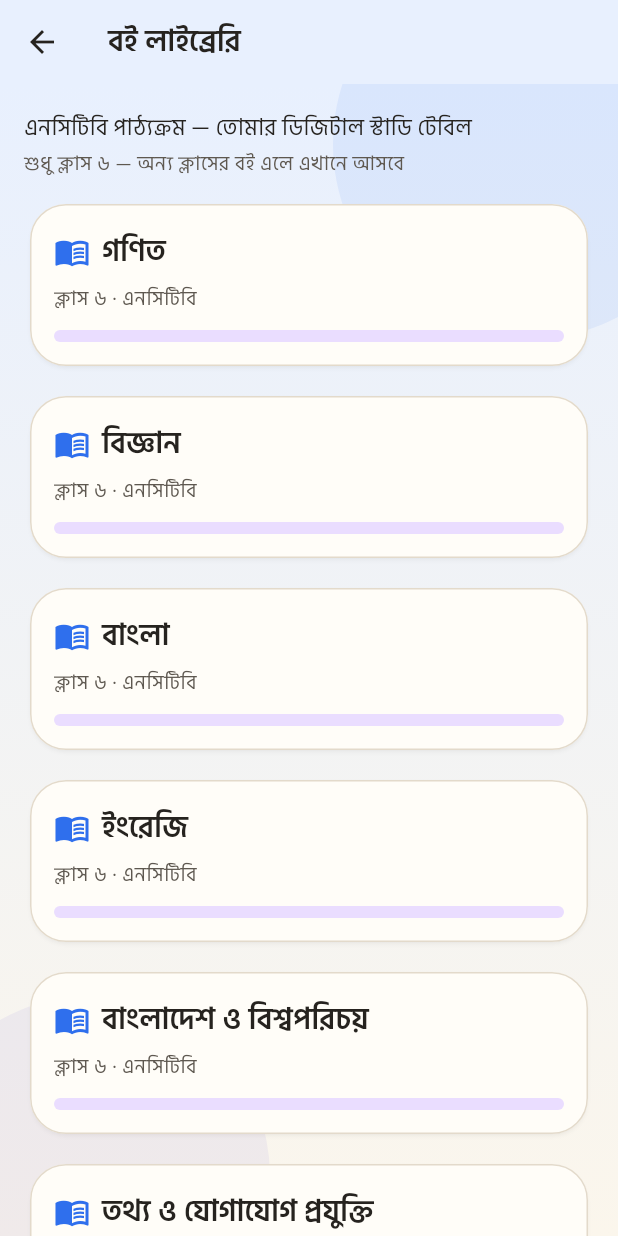
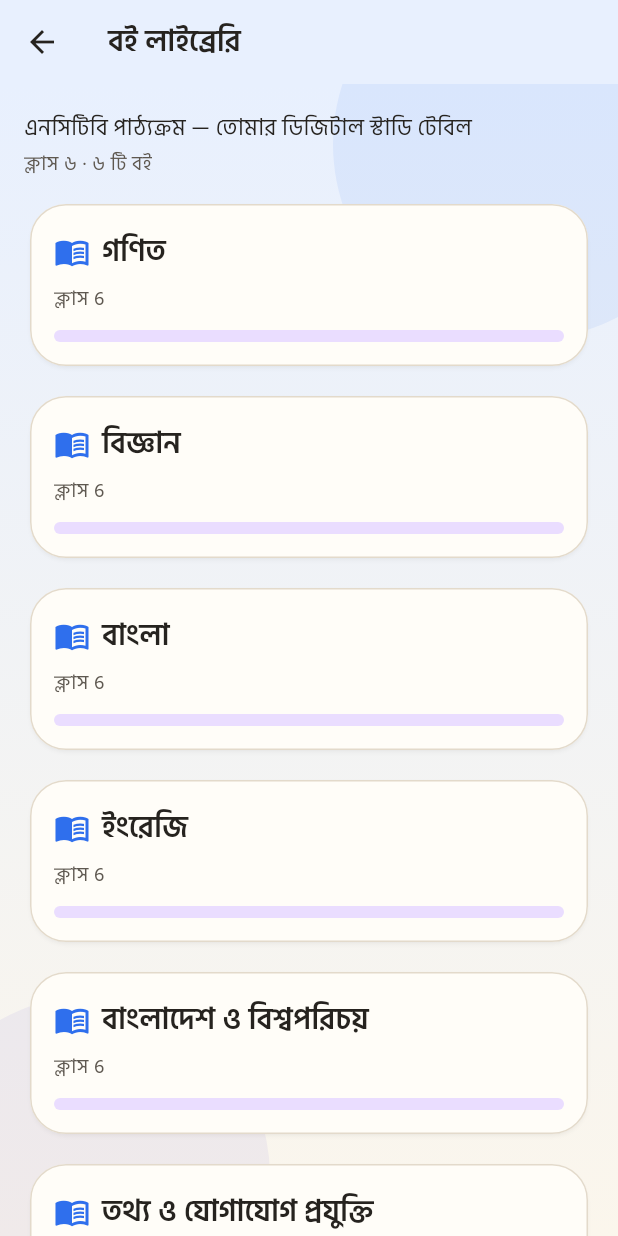
Before and after one commit to shojibahmed24/yes-sir-ai-app, a Flutter app: the BookLibraryScreen screen opened by its route, on a phone screen of 412 x 824 dp. Run offline on Flutter 3.47's test engine with Material 3 defaults, Android fonts, the phone set to English and light mode, and no system bars; our stand-ins replace connectivity_plus, flutter_riverpod, go_router, image_picker, in_app_purchase, package_info_plus and 2 more; missing offline and left inert: flutter_math_fork; accounts and stored records are empty.

Commit message:
Audit P5: class-aware book library, real book ids in recents, books count

```diff
--- a/lib/features/books/book_library_screen.dart
+++ b/lib/features/books/book_library_screen.dart
@@ -14,8 +14,10 @@ import 'package:flutter/material.dart';
 import 'package:go_router/go_router.dart';
 import 'package:yes_sir_ai/core/models/backend_models.dart';
 import 'package:yes_sir_ai/core/services/books_service.dart';
+import 'package:yes_sir_ai/core/services/resolve_school_class.dart';
 import 'package:yes_sir_ai/features/books/widgets/book_widgets.dart';
 import 'package:yes_sir_ai/features/learn/learn_store.dart';
+import 'package:yes_sir_ai/features/learn/widgets/digits.dart';
 import 'package:yes_sir_ai/features/learn/lesson_selection.dart';
 import 'package:yes_sir_ai/l10n/language_provider.dart';
 import 'package:yes_sir_ai/l10n/pages/book_library_strings.dart';
@@ -23,6 +25,15 @@ import '../../theme/themed_scaffold.dart';
 
 class BookLibraryScreen extends StatelessWidget {
   const BookLibraryScreen({super.key});
+
+  /// Profile class, live catalogue: the library used to hardcode
+  /// class 6 for every student. Returns [class, books, subjects].
+  static Future<List<dynamic>> _load(bool bn) async {
+    final cls = await resolveSchoolClass();
+    final books = await booksService.classBooksAsync(cls, bn);
+    final subjects = await booksService.subjectsAsync(cls, bn);
+    return [cls, books, subjects];
+  }
 
   void _open(BuildContext context, String subject, String id, String entry) {
     BookSelectionHolder.set(subject, id, 1);
@@ -39,34 +50,69 @@ class BookLibraryScreen extends StatelessWidget {
         final s = bn ? bookLibraryStringsBn : bookLibraryStringsEn;
         return ThemedScaffold(
           appBar: AppBar(
-            leading: IconButton(icon: const Icon(Icons.arrow_back), onPressed: () => context.go('/home')),
+            leading: IconButton(
+              icon: const Icon(Icons.arrow_back),
+              onPressed: () => context.go('/home'),
+            ),
             title: Text(s['title']!),
           ),
           body: FutureBuilder<List<dynamic>>(
-            future: Future.wait([booksService.classBooksAsync(6, bn), booksService.subjectsAsync(6, bn)]),
+            future: _load(bn),
             builder: (context, snap) {
               if (!snap.hasData) {
                 return Center(
-                  child: Column(mainAxisSize: MainAxisSize.min, children: [const CircularProgressIndicator(), const SizedBox(height: 12), Text(s['loading']!)]),
+                  child: Column(
+                    mainAxisSize: MainAxisSize.min,
+                    children: [
+                      const CircularProgressIndicator(),
+                      const SizedBox(height: 12),
+                      Text(s['loading']!),
+                    ],
+                  ),
                 );
               }
-              final books = snap.data![0] as List<BookInfo>;
-              final subjects = snap.data![1] as List<SubjectInfo>;
+              final cls = snap.data![0] as int;
+              final books = snap.data![1] as List<BookInfo>;
+              final subjects = snap.data![2] as List<SubjectInfo>;
               final open = books.where((b) => b.supplied).toList();
               final lockedBooks = books.where((b) => !b.supplied).toList();
               final lockedIds = lockedBooks.map((b) => b.subject).toSet();
-              final lockedSubjects = subjects.where((x) => x.locked && !lockedIds.contains(x.id)).toList();
+              final lockedSubjects = subjects
+                  .where((x) => x.locked && !lockedIds.contains(x.id))
+                  .toList();
               return ListView(
-                padding: EdgeInsets.fromLTRB(16, 16, 16, 16 + MediaQuery.of(context).padding.bottom),
+                padding: EdgeInsets.fromLTRB(
+                  16,
+                  16,
+                  16,
+                  16 + MediaQuery.of(context).padding.bottom,
+                ),
                 children: [
-                  Text(s['subtitle']!, style: Theme.of(context).textTheme.bodyMedium),
-                  Text(s['class6Only']!, style: Theme.of(context).textTheme.bodySmall),
+                  Text(
+                    s['subtitle']!,
+                    style: Theme.of(context).textTheme.bodyMedium,
+                  ),
+                  Text(
+                    '${bn ? 'ক্লাস' : 'Class'} ${numStr(cls, bn)} · '
+                    '${numStr(books.length, bn)} ${s['booksCount']!}',
+                    style: Theme.of(context).textTheme.bodySmall,
+                  ),
                   const SizedBox(height: 12),
                   if (books.isEmpty) Text(s['noBooks']!),
                   ...open.map(
                     (b) => Padding(
                       padding: const EdgeInsets.only(bottom: 12),
-                      child: BookCard(title: b.title(bn), meta: s['class6Meta']!, progress: 0, onTap: () => _open(context, b.subject, b.id, '${b.subject}|${b.titleBn}|${b.titleEn}')),
+                      child: BookCard(
+                        title: b.title(bn),
+                        meta: '${bn ? 'ক্লাস' : 'Class'} ${b.schoolClass}',
+                        progress: 0,
+                        onTap: () => _open(
+                          context,
+                          b.subject,
+                          b.id,
+                          '${b.subject}|${b.titleBn}|${b.titleEn}|${b.id}',
+                        ),
+                      ),
                     ),
                   ),
                   ...lockedBooks.map(
@@ -77,7 +123,9 @@ class BookLibraryScreen extends StatelessWidget {
                         meta: s['lockedSub']!,
                         progress: 0,
                         locked: true,
-                        onTap: () => ScaffoldMessenger.of(context).showSnackBar(SnackBar(content: Text(s['lockedNoLesson']!))),
+                        onTap: () => ScaffoldMessenger.of(context).showSnackBar(
+                          SnackBar(content: Text(s['lockedNoLesson']!)),
+                        ),
                       ),
                     ),
                   ),
@@ -89,7 +137,9 @@ class BookLibraryScreen extends StatelessWidget {
                         meta: s['lockedSub']!,
                         progress: 0,
                         locked: true,
-                        onTap: () => ScaffoldMessenger.of(context).showSnackBar(SnackBar(content: Text(s['lockedNoLesson']!))),
+                        onTap: () => ScaffoldMessenger.of(context).showSnackBar(
+                          SnackBar(content: Text(s['lockedNoLesson']!)),
+                        ),
                       ),
                     ),
                   ),
@@ -103,16 +153,30 @@ class BookLibraryScreen extends StatelessWidget {
                           if (recent.isNotEmpty) {
                             final parts = recent.first.split('|');
                             if (parts.isNotEmpty) {
-                              _open(context, parts[0], 'class6-${parts[0]}-${bn ? 'bn' : 'en'}', recent.first);
+                              _open(
+                                context,
+                                parts[0],
+                                'class6-${parts[0]}-${bn ? 'bn' : 'en'}',
+                                recent.first,
+                              );
                               return;
                             }
                           }
                           if (open.isNotEmpty) {
                             final b = open.first;
-                            _open(context, b.subject, b.id, '${b.subject}|${b.titleBn}|${b.titleEn}');
+                            _open(
+                              context,
+                              b.subject,
+                              b.id,
+                              '${b.subject}|${b.titleBn}|${b.titleEn}',
+                            );
                           }
                         },
-                        child: Text(recent.isEmpty ? s['continueNoBook']! : s['continue']!),
+                        child: Text(
+                          recent.isEmpty
+                              ? s['continueNoBook']!
+                              : s['continue']!,
+                        ),
                       );
                     },
                   ),
--- a/lib/features/home/home_screen.dart
+++ b/lib/features/home/home_screen.dart
@@ -195,13 +195,17 @@ class _HomeScreenState extends State<HomeScreen> {
                           },
                           onOpenBook: (e) {
                             final parts = e.split('|');
-                            if (parts.isNotEmpty) {
-                              BookSelectionHolder.set(
-                                parts[0],
-                                'class6-${parts[0]}-${bn ? 'bn' : 'en'}',
-                                1,
-                              );
+                            // The recent entry carries the REAL
+                            // books_public id as its 4th part; the old
+                            // fabricated 'class6-…' id opened the wrong
+                            // (or no) book. No id = open the library,
+                            // never invent one.
+                            final id = parts.length > 3 ? parts[3] : '';
+                            if (id.isEmpty) {
+                              context.go('/books');
+                              return;
                             }
+                            BookSelectionHolder.set(parts[0], id, 1);
                             context.go('/books/viewer');
                           },
                           onSearch: () => context.go('/search-flow'),
--- a/lib/l10n/pages/book_library_strings.dart
+++ b/lib/l10n/pages/book_library_strings.dart
@@ -10,6 +10,7 @@ const Map<String, String> bookLibraryStringsBn = {
   'locked': 'বই এখনো দেওয়া হয়নি',
   'lockedSub': 'এই বিষয়ের বই এখনো দেওয়া হয়নি, তাই লেসন খোলা যাবে না',
   'class6Only': 'শুধু ক্লাস ৬ — অন্য ক্লাসের বই এলে এখানে আসবে',
+  'booksCount': 'টি বই',
   'lockedNoLesson': 'লক করা বই থেকে লেসন খোলা যাবে না',
   'continueNoBook': 'এখনো কোনো বই খোলা হয়নি — প্রথম বইটি খোলো',
   'loading': 'বই লোড হচ্ছে…',
@@ -25,8 +26,11 @@ const Map<String, String> bookLibraryStringsEn = {
   'book2': 'Higher Mathematics',
   'book2Sub': '6/14 chapters · 40%',
   'locked': 'Book not yet given',
-  'lockedSub': "This subject's book has not been given yet, so no lesson can be opened",
-  'class6Only': "Class 6 only — other classes' books will appear here when supplied",
+  'lockedSub':
+      "This subject's book has not been given yet, so no lesson can be opened",
+  'class6Only':
+      "Class 6 only — other classes' books will appear here when supplied",
+  'booksCount': 'books',
   'lockedNoLesson': 'No lesson can be opened from a locked book',
   'continueNoBook': 'No book opened yet — open the first book',
   'loading': 'Loading books…',
```
